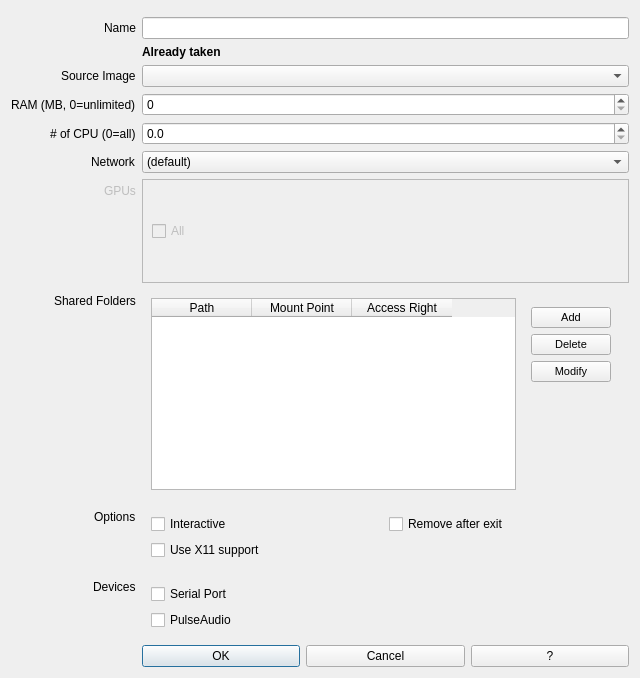
First picture: the form in createContainer.ui, repository sujiwo/QtDocker, before the edit.
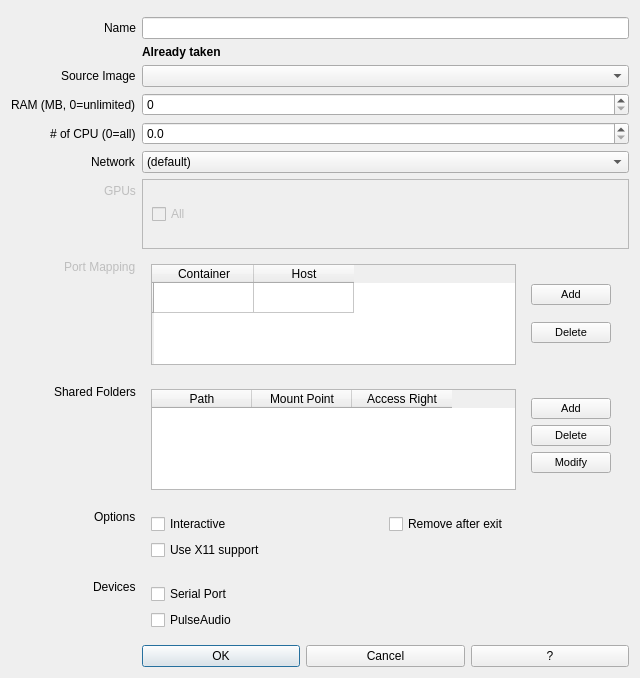
Second picture: the form after the edit. Icons and pictures are not drawn.

Diff of the .ui file:
```diff
--- a/createContainer.ui
+++ b/createContainer.ui
@@ -119,6 +119,12 @@
      <property name="enabled">
       <bool>false</bool>
      </property>
+     <property name="sizePolicy">
+      <sizepolicy hsizetype="Expanding" vsizetype="Minimum">
+       <horstretch>0</horstretch>
+       <verstretch>0</verstretch>
+      </sizepolicy>
+     </property>
      <property name="minimumSize">
       <size>
        <width>0</width>
@@ -149,21 +155,21 @@
      </widget>
     </widget>
    </item>
-   <item row="9" column="0">
+   <item row="10" column="0">
     <widget class="QLabel" name="volumesLabel">
      <property name="text">
       <string>Shared Folders</string>
      </property>
     </widget>
    </item>
-   <item row="10" column="0">
+   <item row="11" column="0">
     <widget class="QLabel" name="optionsLabel">
      <property name="text">
       <string>Options</string>
      </property>
     </widget>
    </item>
-   <item row="10" column="1">
+   <item row="11" column="1">
     <widget class="QWidget" name="optionsWidget" native="true">
      <layout class="QGridLayout" name="gridLayout_2">
       <item row="0" column="0">
@@ -194,7 +200,7 @@
      </layout>
     </widget>
    </item>
-   <item row="12" column="1">
+   <item row="13" column="1">
     <layout class="QHBoxLayout" name="horizontalLayout_2">
      <item>
       <widget class="QPushButton" name="okBtn">
@@ -219,7 +225,7 @@
      </item>
     </layout>
    </item>
-   <item row="11" column="1">
+   <item row="12" column="1">
     <widget class="QWidget" name="devicesWidget" native="true">
      <layout class="QVBoxLayout" name="verticalLayout_5">
       <item>
@@ -239,18 +245,24 @@
      </layout>
     </widget>
    </item>
-   <item row="11" column="0">
+   <item row="12" column="0">
     <widget class="QLabel" name="devicesLabel">
      <property name="text">
       <string>Devices</string>
      </property>
     </widget>
    </item>
-   <item row="9" column="1">
+   <item row="10" column="1">
     <widget class="QWidget" name="widget" native="true">
      <layout class="QHBoxLayout" name="horizontalLayout_3">
       <item>
        <widget class="QTableWidget" name="sharedFolderTblCtn">
+        <property name="sizePolicy">
+         <sizepolicy hsizetype="Expanding" vsizetype="Expanding">
+          <horstretch>0</horstretch>
+          <verstretch>0</verstretch>
+         </sizepolicy>
+        </property>
         <property name="selectionMode">
          <enum>QAbstractItemView::SingleSelection</enum>
         </property>
@@ -354,6 +366,92 @@
      </property>
     </widget>
    </item>
+   <item row="9" column="0">
+    <widget class="QLabel" name="portMappingLbl">
+     <property name="enabled">
+      <bool>false</bool>
+     </property>
+     <property name="text">
+      <string>Port Mapping</string>
+     </property>
+    </widget>
+   </item>
+   <item row="9" column="1">
+    <widget class="QWidget" name="portMappingDisplay" native="true">
+     <property name="enabled">
+      <bool>true</bool>
+     </property>
+     <layout class="QHBoxLayout" name="horizontalLayout">
+      <item>
+       <widget class="QTableWidget" name="tableWidget">
+        <property name="enabled">
+         <bool>true</bool>
+        </property>
+        <property name="editTriggers">
+         <set>QAbstractItemView::AllEditTriggers</set>
+        </property>
+        <property name="selectionMode">
+         <enum>QAbstractItemView::SingleSelection</enum>
+        </property>
+        <property name="selectionBehavior">
+         <enum>QAbstractItemView::SelectRows</enum>
+        </property>
+        <row>
+         <property name="text">
+          <string/>
+         </property>
+        </row>
+        <column>
+         <property name="text">
+          <string>Container</string>
+         </property>
+        </column>
+        <column>
+         <property name="text">
+          <string>Host</string>
+         </property>
+        </column>
+       </widget>
+      </item>
+      <item>
+       <widget class="QWidget" name="widget_4" native="true">
+        <layout class="QVBoxLayout" name="verticalLayout_2">
+         <item>
+          <widget class="QPushButton" name="pushButton">
+           <property name="font">
+            <font>
+             <pointsize>8</pointsize>
+            </font>
+           </property>
+           <property name="text">
+            <string>Add</string>
+           </property>
+           <property name="icon">
+            <iconset theme="list-add"/>
+           </property>
+          </widget>
+         </item>
+         <item>
+          <widget class="QPushButton" name="pushButton_2">
+           <property name="font">
+            <font>
+             <pointsize>8</pointsize>
+            </font>
+           </property>
+           <property name="text">
+            <string>Delete</string>
+           </property>
+           <property name="icon">
+            <iconset theme="list-remove"/>
+           </property>
+          </widget>
+         </item>
+        </layout>
+       </widget>
+      </item>
+     </layout>
+    </widget>
+   </item>
   </layout>
  </widget>
  <resources/>
```
